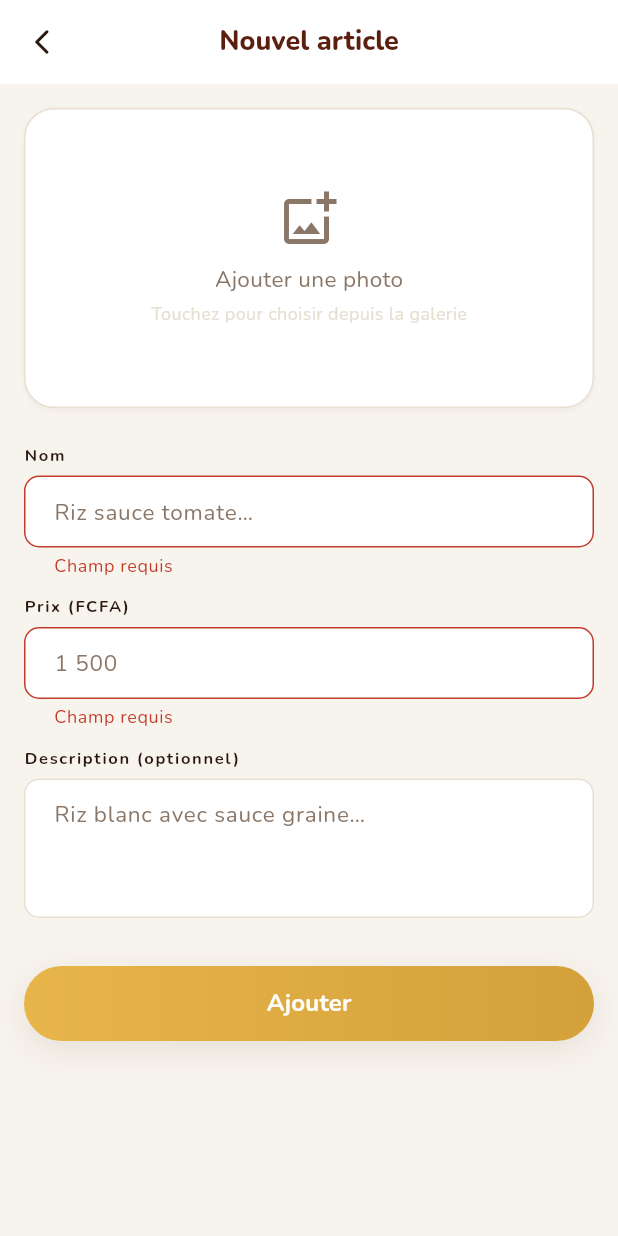
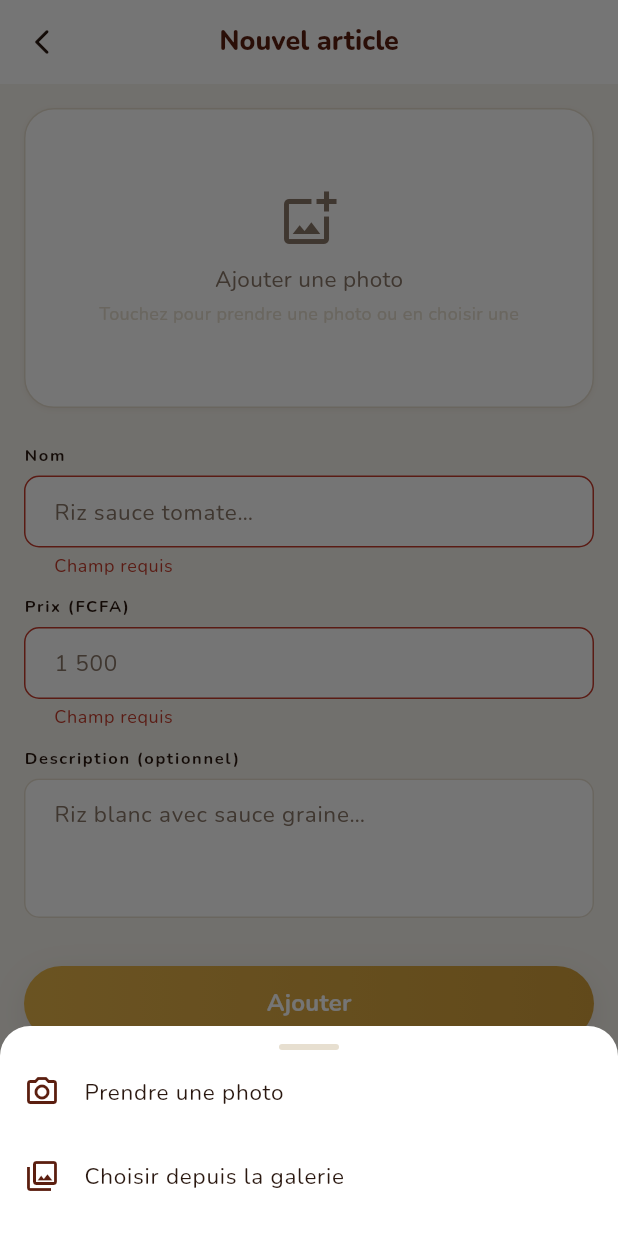
Before and after one commit to fry-marshall/grand_frere_vendor, a Flutter app: the ItemFormPage screen opened directly, after a tap on "Ajouter", after a tap on "Ajouter une photo", on a phone screen of 412 x 824 dp. Run offline on Flutter 3.47's test engine with Material 3 defaults, Android fonts, the phone set to English and light mode, and no system bars; our stand-ins replace dio, equatable, firebase_core, firebase_messaging, flutter_bloc, flutter_dotenv and 8 more; missing offline and left inert: mobile_scanner; accounts and stored records are empty.

Commit message:
fix(menu): preview de la photo avant upload sur le formulaire d'article
Même correctif que sur la liste du menu : le changement de photo en
édition lançait l'upload dès la sélection, sans laisser voir l'image
choisie avant confirmation.

Co-Authored-By: Claude Sonnet 5 <noreply@anthropic.com>

```diff
--- a/lib/features/menu/presentation/pages/item_form_page.dart
+++ b/lib/features/menu/presentation/pages/item_form_page.dart
@@ -63,20 +63,53 @@ class _ItemFormPageState extends State<ItemFormPage> {
   }
 
   Future<void> _pickImage() async {
+    final source = await _pickImageSource();
+    if (source == null) return;
     final file = await ImagePicker().pickImage(
-      source: ImageSource.gallery,
+      source: source,
       imageQuality: 80,
       maxWidth: 1024,
     );
     if (file == null) return;
-    if (isEdit) {
-      if (!mounted) return;
-      setState(() => _saving = true);
-      await context.read<ItemsCubit>().uploadImage(widget.item!.id, file.path);
-      if (mounted) setState(() => _saving = false);
-    } else {
-      setState(() => _pickedImage = file);
-    }
+    if (!mounted) return;
+    setState(() => _pickedImage = file);
+  }
+
+  Future<ImageSource?> _pickImageSource() {
+    return showModalBottomSheet<ImageSource>(
+      context: context,
+      backgroundColor: AppColors.white,
+      shape: const RoundedRectangleBorder(
+        borderRadius: BorderRadius.vertical(top: Radius.circular(20)),
+      ),
+      builder: (sheetCtx) => SafeArea(
+        child: Column(
+          mainAxisSize: MainAxisSize.min,
+          children: [
+            SizedBox(height: AppSpacing.sm),
+            Container(
+              width: 40,
+              height: 4,
+              decoration: BoxDecoration(
+                color: AppColors.line,
+                borderRadius: AppRadius.pill,
+              ),
+            ),
+            ListTile(
+              leading: const Icon(Icons.camera_alt_outlined, color: AppColors.maroon),
+              title: const Text('Prendre une photo'),
+              onTap: () => Navigator.of(sheetCtx).pop(ImageSource.camera),
+            ),
+            ListTile(
+              leading: const Icon(Icons.photo_library_outlined, color: AppColors.maroon),
+              title: const Text('Choisir depuis la galerie'),
+              onTap: () => Navigator.of(sheetCtx).pop(ImageSource.gallery),
+            ),
+            SizedBox(height: AppSpacing.sm),
+          ],
+        ),
+      ),
+    );
   }
 
   Future<void> _submit() async {
@@ -98,6 +131,9 @@ class _ItemFormPageState extends State<ItemFormPage> {
             : null,
         status: widget.item?.status
       );
+      if (_pickedImage != null && cubit.state is! ItemsActionError) {
+        await cubit.uploadImage(widget.item!.id, _pickedImage!.path);
+      }
     } else {
       await cubit.createItem(
         name: name,
@@ -295,7 +331,7 @@ class _ImagePicker extends StatelessWidget {
                   ),
                   const SizedBox(height: 4),
                   Text(
-                    'Touchez pour choisir depuis la galerie',
+                    'Touchez pour prendre une photo ou en choisir une',
                     style:
                         AppTextStyles.caption.copyWith(color: AppColors.line),
                   ),
```
